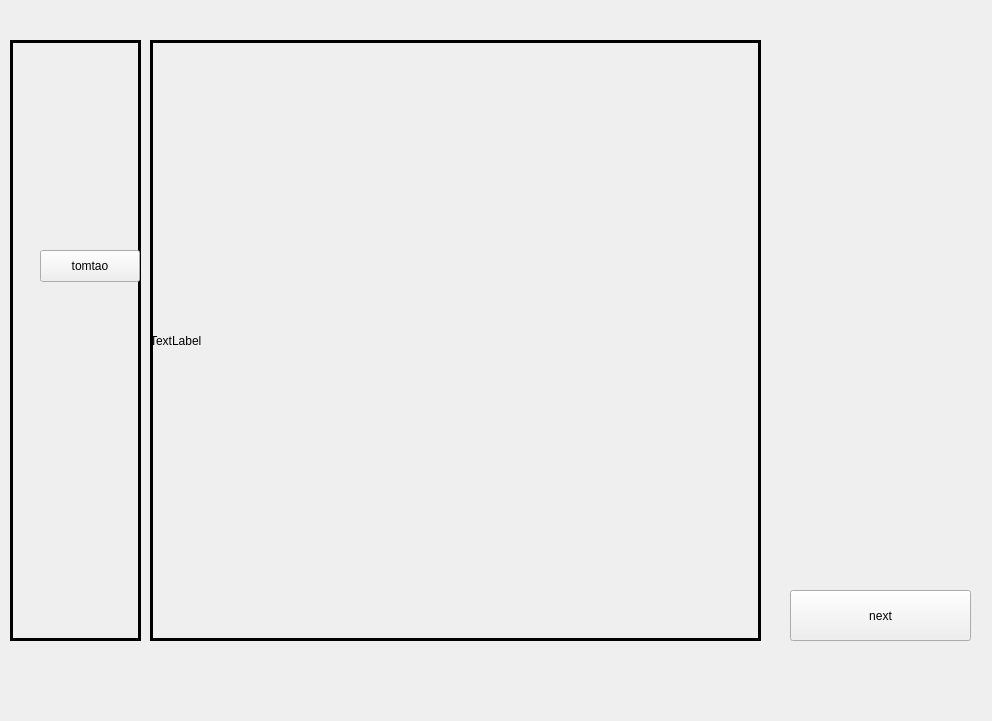
Old version of the form s3Cooking.ui in the repository ReneeTong/a8-edu-app.
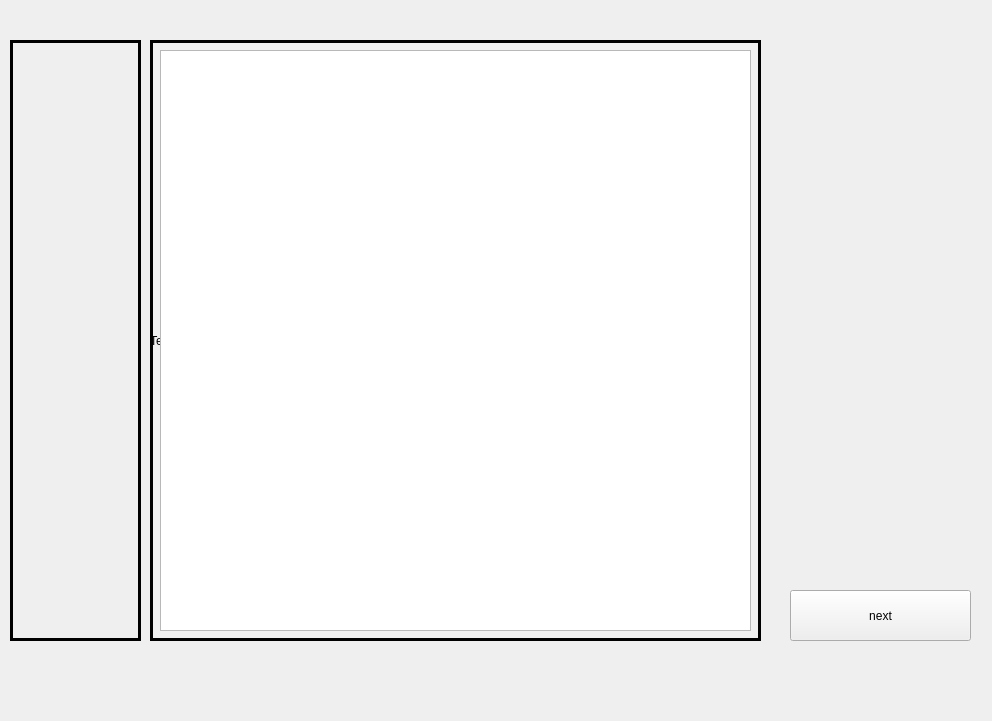
New version of the form. Custom widgets are drawn as their Qt base class.

Commit message: Added Drag and drop

```diff
--- a/s3Cooking.ui
+++ b/s3Cooking.ui
@@ -53,6 +53,16 @@
       <height>601</height>
      </rect>
     </property>
+    <widget class="DragAndDropGraphicsView" name="graphicsView">
+     <property name="geometry">
+      <rect>
+       <x>10</x>
+       <y>10</y>
+       <width>591</width>
+       <height>581</height>
+      </rect>
+     </property>
+    </widget>
    </widget>
   </widget>
   <widget class="QFrame" name="frame">
@@ -73,19 +83,6 @@
    <property name="lineWidth">
     <number>3</number>
    </property>
-   <widget class="QPushButton" name="tomato">
-    <property name="geometry">
-     <rect>
-      <x>30</x>
-      <y>210</y>
-      <width>100</width>
-      <height>32</height>
-     </rect>
-    </property>
-    <property name="text">
-     <string>tomtao</string>
-    </property>
-   </widget>
   </widget>
   <widget class="QPushButton" name="nextBtn">
    <property name="geometry">
@@ -108,6 +105,11 @@
    <header location="global">simulations.h</header>
    <container>1</container>
   </customwidget>
+  <customwidget>
+   <class>DragAndDropGraphicsView</class>
+   <extends>QGraphicsView</extends>
+   <header location="global">draganddrop.h</header>
+  </customwidget>
  </customwidgets>
  <resources/>
  <connections/>
```
Left out of the diff: 2 changed lines with no effect on the pictures. The commit also changes 6 other files.
